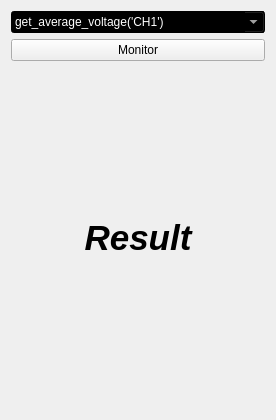
Above: v0/docs/templates/stream.ui from jithinbp/vLabtool-v0 before the change. Below: the same form after it.
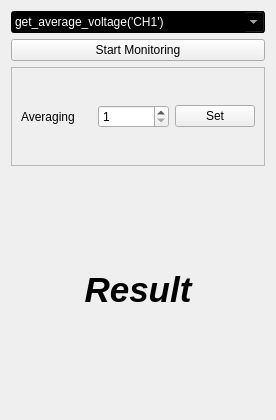
That is the form after the change.

```diff
--- a/v0/docs/templates/stream.ui
+++ b/v0/docs/templates/stream.ui
@@ -67,10 +67,64 @@
      <item>
       <widget class="QPushButton" name="pushButton">
        <property name="text">
-        <string>Monitor</string>
+        <string>Start Monitoring</string>
        </property>
       </widget>
      </item>
+     <item>
+      <widget class="QFrame" name="frame">
+       <property name="sizePolicy">
+        <sizepolicy hsizetype="Preferred" vsizetype="Expanding">
+         <horstretch>0</horstretch>
+         <verstretch>0</verstretch>
+        </sizepolicy>
+       </property>
+       <property name="minimumSize">
+        <size>
+         <width>0</width>
+         <height>10</height>
+        </size>
+       </property>
+       <property name="frameShape">
+        <enum>QFrame::StyledPanel</enum>
+       </property>
+       <property name="frameShadow">
+        <enum>QFrame::Raised</enum>
+       </property>
+       <layout class="QHBoxLayout" name="horizontalLayout">
+        <item>
+         <widget class="QLabel" name="label">
+          <property name="minimumSize">
+           <size>
+            <width>0</width>
+            <height>20</height>
+           </size>
+          </property>
+          <property name="text">
+           <string>Averaging</string>
+          </property>
+         </widget>
+        </item>
+        <item>
+         <widget class="QSpinBox" name="averageCount">
+          <property name="minimum">
+           <number>1</number>
+          </property>
+          <property name="maximum">
+           <number>501</number>
+          </property>
+         </widget>
+        </item>
+        <item>
+         <widget class="QPushButton" name="pushButton_2">
+          <property name="text">
+           <string>Set</string>
+          </property>
+         </widget>
+        </item>
+       </layout>
+      </widget>
+     </item>
      <item>
       <spacer name="verticalSpacer_2">
        <property name="orientation">
```
Left out of the diff: 21 changed lines with no effect on the pictures.
